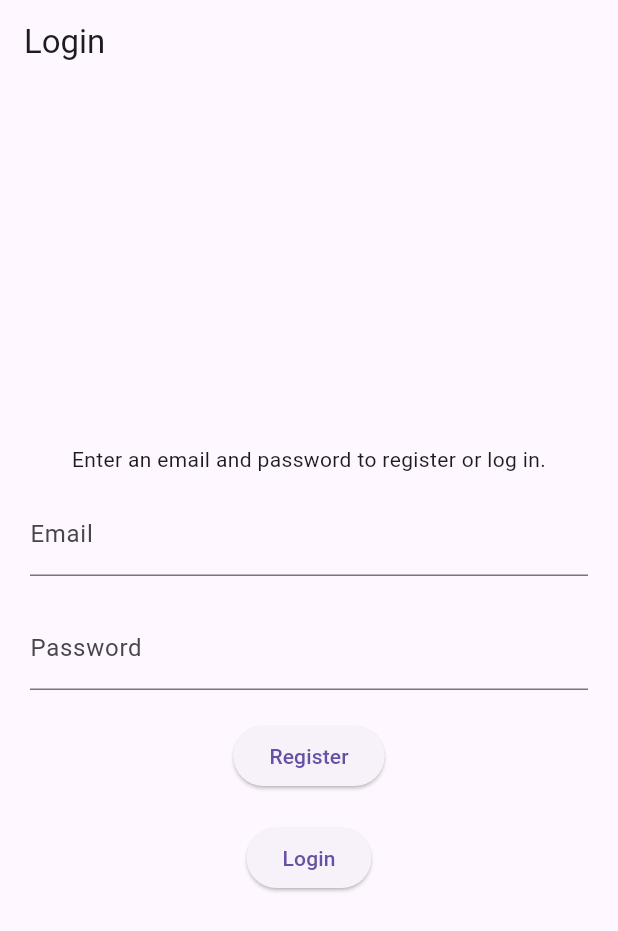
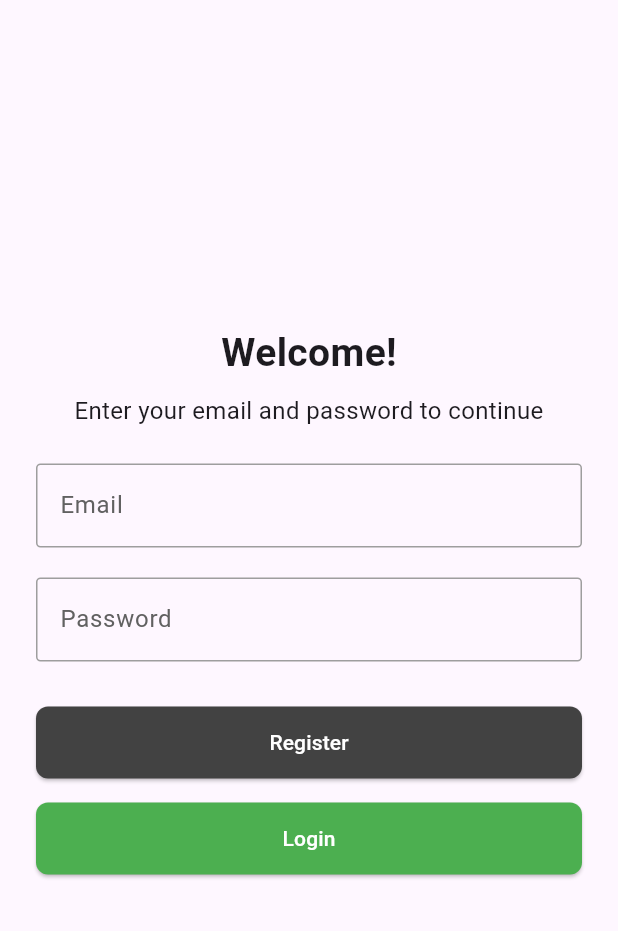
Before and after one commit to LorenzoBondan/Recipe-App, a Flutter app: the screen it shows after launch, on a phone screen of 412 x 824 dp. Shown: the top 931 px of the screen. Run offline on Flutter 3.47's test engine with Material 3 defaults, Android fonts, the phone set to English and light mode, and no system bars; our stand-ins replace firebase_auth, firebase_core, sqflite; accounts and stored records are empty; generated files the repository leaves out were written again.

Commit message:
LoginPage styled

```diff
--- a/lib/view/login/login_page.dart
+++ b/lib/view/login/login_page.dart
@@ -9,11 +9,8 @@ class LoginPage extends StatelessWidget {
   Widget build(BuildContext context) {
     return MaterialApp(
       title: 'Login',
-      home: Scaffold(
-        appBar: AppBar(
-          title: const Text('Login'),
-        ),
-        body: const LoginForm(),
+      home: const Scaffold(
+        body: LoginForm(),
       ),
     );
   }
@@ -54,35 +51,63 @@ class _LoginFormState extends State<LoginForm> {
     return atIndex != -1 ? email.substring(0, atIndex) : email;
   }
 
+  InputDecoration _inputDecoration(String label) {
+    return InputDecoration(
+      labelText: label,
+      labelStyle: TextStyle(color: Colors.grey[700]),
+      floatingLabelStyle: TextStyle(color: Colors.grey[900], fontWeight: FontWeight.bold),
+      enabledBorder: OutlineInputBorder(
+        borderSide: BorderSide(color: Colors.grey[500]!),
+        borderRadius: BorderRadius.circular(3.0),
+      ),
+      focusedBorder: OutlineInputBorder(
+        borderSide: BorderSide(color: Colors.grey[700]!),
+        borderRadius: BorderRadius.circular(3.0),
+      ),
+      errorBorder: OutlineInputBorder(
+        borderSide: const BorderSide(color: Colors.red),
+        borderRadius: BorderRadius.circular(3.0),
+      ),
+      focusedErrorBorder: OutlineInputBorder(
+        borderSide: const BorderSide(color: Colors.red),
+        borderRadius: BorderRadius.circular(3.0),
+      ),
+    );
+  }
+
   @override
   Widget build(BuildContext context) {
-    return Padding(
-      padding: const EdgeInsets.all(20.0),
+    return Center(
+      child: SingleChildScrollView(
+        padding: const EdgeInsets.symmetric(horizontal: 24.0),
         child: Column(
           mainAxisAlignment: MainAxisAlignment.center,
-        children: <Widget>[
-          const Padding(
-            padding: EdgeInsets.all(12.0),
-            child: Text(
-              'Enter an email and password to register or log in.',
+          children: [
+            const Text(
+              'Welcome!',
+              style: TextStyle(
+                fontSize: 26,
+                fontWeight: FontWeight.bold,
+              ),
+            ),
+            const SizedBox(height: 8),
+            const Text(
+              'Enter your email and password to continue',
+              style: TextStyle(fontSize: 16),
               textAlign: TextAlign.center,
             ),
-          ),
+            const SizedBox(height: 24),
             TextField(
               controller: _emailController,
-            decoration: const InputDecoration(
-              labelText: 'Email',
+              decoration: _inputDecoration('Email'),
             ),
-          ),
-          const SizedBox(height: 20.0),
+            const SizedBox(height: 20),
             TextField(
               controller: _passwordController,
               obscureText: true,
-            decoration: const InputDecoration(
-              labelText: 'Password',
+              decoration: _inputDecoration('Password'),
             ),
-          ),
-          const SizedBox(height: 20.0),
+            const SizedBox(height: 30),
             ElevatedButton(
               onPressed: () {
                 if (!_validateInputs()) return;
@@ -91,27 +116,30 @@ class _LoginFormState extends State<LoginForm> {
                 final password = _passwordController.text;
                 final username = _extractUsername(email);
 
-              authService
-                  .register(
+                authService.register(
                   email: email,
                   password: password,
-                      name: username)
-                  .then((value) {
+                  name: username,
+                ).then((value) {
                   if (value == null) {
                     Navigator.pushReplacement(
                       context,
-                    MaterialPageRoute(
-                      builder: (context) => RecipeListPage(),
-                    ),
+                      MaterialPageRoute(builder: (context) => RecipeListPage()),
                     );
                   } else {
                     _showError(value);
                   }
                 });
               },
+              style: ElevatedButton.styleFrom(
+                backgroundColor: Colors.grey[800],
+                foregroundColor: Colors.white,
+                minimumSize: const Size(double.infinity, 48),
+                shape: RoundedRectangleBorder(borderRadius: BorderRadius.circular(8)),
+              ),
               child: const Text('Register'),
             ),
-          const SizedBox(height: 20.0),
+            const SizedBox(height: 16),
             ElevatedButton(
               onPressed: () {
                 if (!_validateInputs()) return;
@@ -123,18 +151,24 @@ class _LoginFormState extends State<LoginForm> {
                   if (value == null) {
                     Navigator.pushReplacement(
                       context,
-                    MaterialPageRoute(
-                      builder: (context) => RecipeListPage(),
-                    ),
+                      MaterialPageRoute(builder: (context) => RecipeListPage()),
                     );
                   } else {
                     _showError(value);
                   }
                 });
               },
+              style: ElevatedButton.styleFrom(
+                backgroundColor: Colors.green,
+                foregroundColor: Colors.white,
+                minimumSize: const Size(double.infinity, 48),
+                shape: RoundedRectangleBorder(borderRadius: BorderRadius.circular(8)),
+              ),
               child: const Text('Login'),
             ),
+            const SizedBox(height: 24),
           ],
+        ),
       ),
     );
   }
```
Lines whose indentation alone changed are shown as unchanged.
